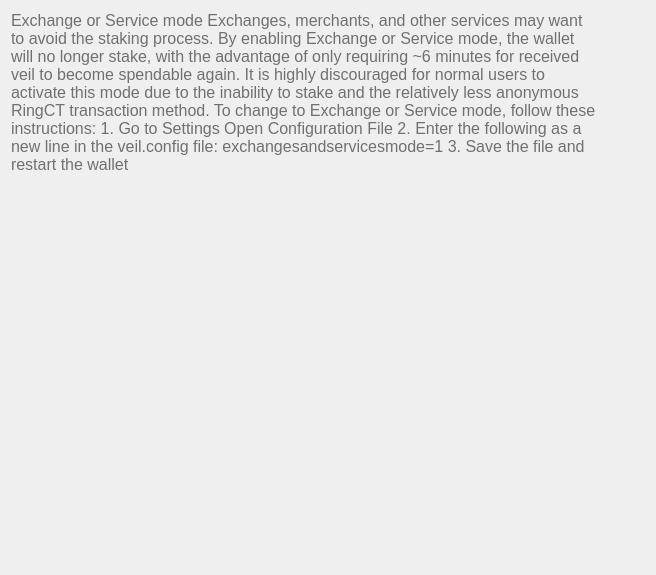
Above: src/qt/veil/forms/settingsfaq06.ui from Veil-Project/veil before the change. Below: the same form after it.
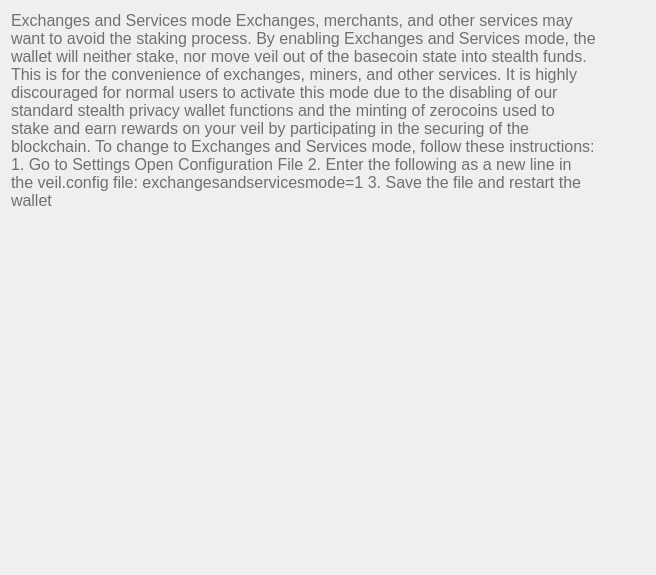
That is the form after the change.

Patch:
```diff
--- a/src/qt/veil/forms/settingsfaq06.ui
+++ b/src/qt/veil/forms/settingsfaq06.ui
@@ -33,7 +33,7 @@
       <string notr="true">font-weight:200;</string>
      </property>
      <property name="text">
-      <string>&lt;html&gt;&lt;head/&gt;&lt;body&gt;&lt;p&gt;&lt;span style=&quot;font-weight:600; text-decoration: underline;&quot;&gt;Exchange or Service mode&lt;/span&gt;&lt;/p&gt;&lt;p&gt;&lt;span&gt;Exchanges, merchants, and other services may want to avoid the staking process. By enabling Exchange or Service mode, the wallet will no longer stake, with the advantage of only requiring ~6 minutes for received veil to become spendable again. It is highly discouraged for normal users to activate this mode due to the inability to stake and the relatively less anonymous RingCT transaction method.&lt;/span&gt;&lt;/p&gt;&lt;p&gt;&lt;br/&gt;&lt;span&gt;To change to Exchange or Service mode, follow these instructions:&lt;/span&gt;&lt;/p&gt;&lt;p&gt;&lt;span&gt;1. Go to Settings&amp;gt;Open Configuration File&lt;/span&gt;&lt;/p&gt;&lt;p&gt;&lt;span&gt;2. Enter the following as a new line in the veil.config file: exchangesandservicesmode=1&lt;/span&gt;&lt;/p&gt;&lt;p&gt;&lt;span&gt;3. Save the file and restart the wallet&lt;/span&gt;&lt;/p&gt;&lt;/body&gt;&lt;/html&gt;</string>
+      <string>&lt;html&gt; &lt;head&gt; &lt;/head&gt; &lt;body&gt; &lt;p&gt;&lt;span style="&quot;font-weight:600;" text-decoration:="" underline;&quot;=""&gt;Exchanges and Services mode&lt;/span&gt;&lt;/p&gt; &lt;p&gt;&lt;span&gt;Exchanges, merchants, and other services may want to avoid the staking process. By enabling Exchanges and Services mode, the wallet will neither stake, nor move veil out of the basecoin state into stealth funds. This is for the convenience of exchanges, miners, and other services. It is highly discouraged for normal users to activate this mode due to the disabling of our standard stealth privacy wallet functions and the minting of zerocoins used to stake and earn rewards on your veil by participating in the securing of the blockchain.&lt;/span&gt;&lt;/p&gt; &lt;p&gt;&lt;br&gt; &lt;span&gt;To change to Exchanges and Services mode, follow these instructions:&lt;/span&gt;&lt;/p&gt; &lt;p&gt;&lt;span&gt;1. Go to Settings&amp;gt;Open Configuration File&lt;/span&gt;&lt;/p&gt; &lt;p&gt;&lt;span&gt;2. Enter the following as a new line in the veil.config file: exchangesandservicesmode=1&lt;/span&gt;&lt;/p&gt; &lt;p&gt;&lt;span&gt;3. Save the file and restart the wallet&lt;/span&gt;&lt;/p&gt; &lt;/body&gt; &lt;/html&gt;</string>
      </property>
      <property name="scaledContents">
       <bool>false</bool>
```
